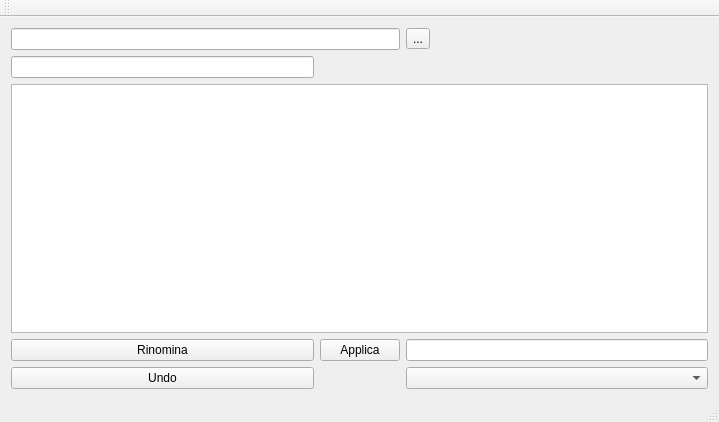
Before: the Qt Designer form tweezers.ui in asterix24/Tweezers, drawn with Qt 5.
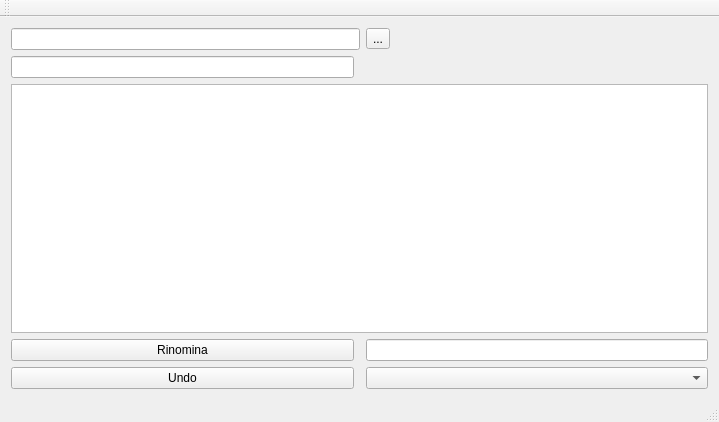
After: the same form once the commit is applied.

Commit message: Add description for all tags. Connect signal to combobox.

The edit to the form file:
```diff
--- a/tweezers.ui
+++ b/tweezers.ui
@@ -30,13 +30,6 @@
       <item row="3" column="2">
        <widget class="QLineEdit" name="expField"/>
       </item>
-      <item row="3" column="1">
-       <widget class="QPushButton" name="applyExp">
-        <property name="text">
-         <string>Applica</string>
-        </property>
-       </widget>
-      </item>
       <item row="4" column="0">
        <widget class="QPushButton" name="undoRename">
         <property name="text">
```
The commit also changes 5 other files.
